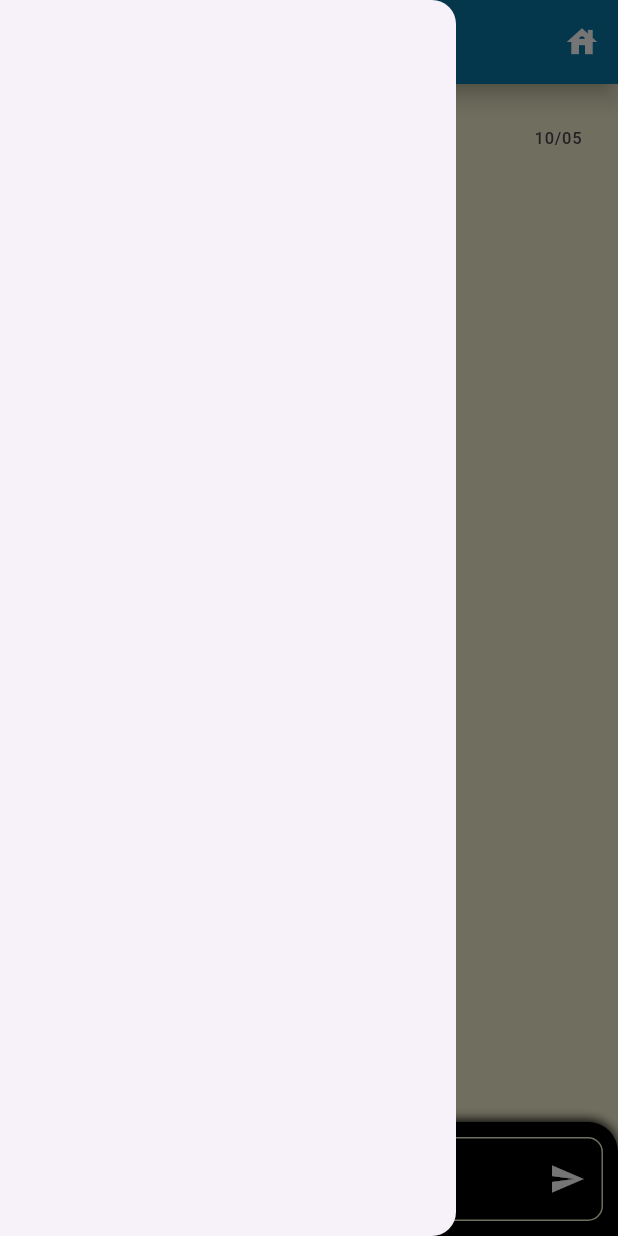
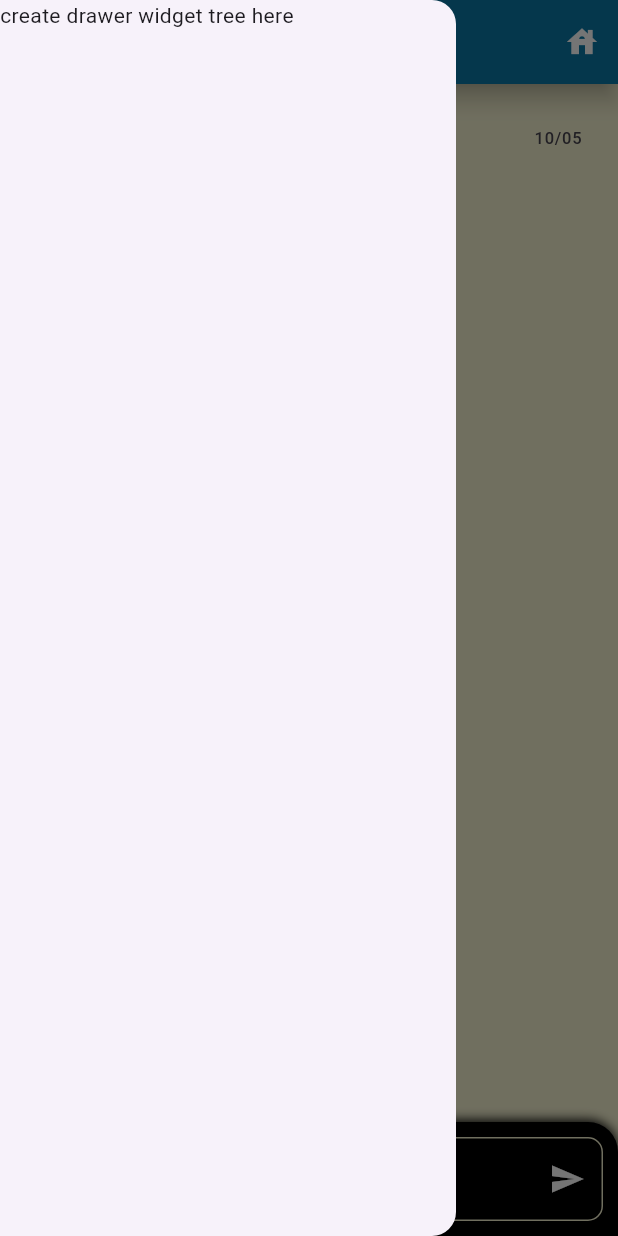
Before and after one commit to HugoFP-2024/project_IAprende, a Flutter app: the ChatPage screen opened by its route, with the side drawer open, on a phone screen of 412 x 824 dp. Run offline on Flutter 3.47's test engine with Material 3 defaults, Android fonts, the light colour scheme and no system bars; our stand-ins replace firebase_auth, firebase_core, google_sign_in; accounts and stored records are empty.

Commit message:
terminando coisas

```diff
--- a/iaprende/lib/chat.page.dart
+++ b/iaprende/lib/chat.page.dart
@@ -9,7 +9,7 @@ class ChatPage extends StatefulWidget {
 
 class _ChatPageState extends State<ChatPage> {
 
-  final _auth = FirebaseAuth.instance;
+  var scafoldKey = GlobalKey();  final _auth = FirebaseAuth.instance;
   final GoogleSignIn _googleSignIn = GoogleSignIn();
 
   Future<void> _logout(BuildContext context) async{
@@ -31,24 +31,23 @@ class _ChatPageState extends State<ChatPage> {
   Widget build(BuildContext context) {
     return Scaffold(
       backgroundColor: Color(0xFFF5F2D0),
-      drawer: Drawer(
-
-      ),
       appBar: AppBar(
         shadowColor: Colors.black,
         elevation: 6.0,
         title: Text("IAprende", style: TextStyle(color: Colors.white)),
         centerTitle: true,
         backgroundColor: Color(0xFF007DA6),
-        leading:
-          Builder(
-            builder: (context) {
-              return IconButton(
-                onPressed: () => Scaffold.of(context).openDrawer,
-                icon: Icon(Icons.menu, color: Colors.white),
+        leading: Builder(
+          builder: (context) {
+            return IconButton(
+              onPressed: () => Scaffold.of(context).openDrawer(),
+              icon: Icon(
+                Icons.list,
+                color: Colors.white
+              )
             );
-            }
-          ),
+          }
+        ),
         actions: [
           PopupMenuButton(
             tooltip: 'Menu',
@@ -65,6 +64,10 @@ class _ChatPageState extends State<ChatPage> {
                 ],
           ),
         ],
+      ),
+       drawer: Drawer(
+        child: Text('create drawer widget tree here'),
+
       ),
       body: Column(
         children: [
```
